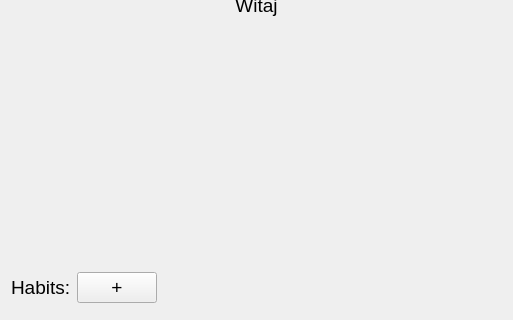
Andrew2a1/CodeNight_10_04, file UnicornHabits/MainAppWidget.ui: the form before one commit; both pictures show x 0 to 513 and y 333 to 653 of the 513 by 653 pixel window.
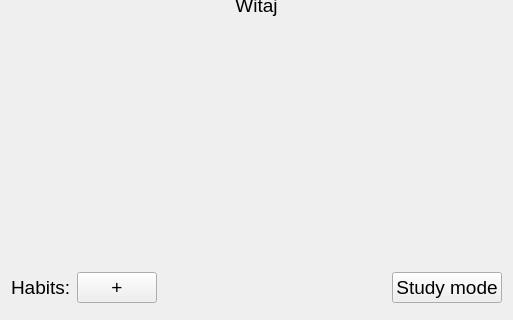
The form after the commit. Custom widgets are drawn as their Qt base class.

Commit message: Add study mode

What changed in the file:
```diff
--- a/UnicornHabits/MainAppWidget.ui
+++ b/UnicornHabits/MainAppWidget.ui
@@ -140,6 +140,18 @@
          </property>
         </spacer>
        </item>
+       <item>
+        <widget class="QPushButton" name="studyModeBtn">
+         <property name="font">
+          <font>
+           <pointsize>14</pointsize>
+          </font>
+         </property>
+         <property name="text">
+          <string>Study mode</string>
+         </property>
+        </widget>
+       </item>
       </layout>
      </item>
      <item>
```
The commit also changes 10 other files.
